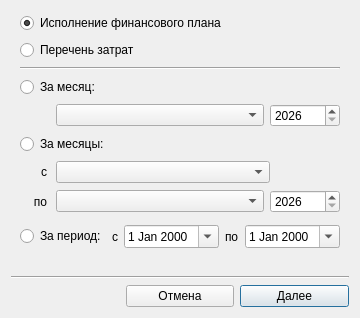
First picture: the form in designer/ui/fulfillmentoptiondialog.ui, repository Aleee/FinanceCalender, before the edit.
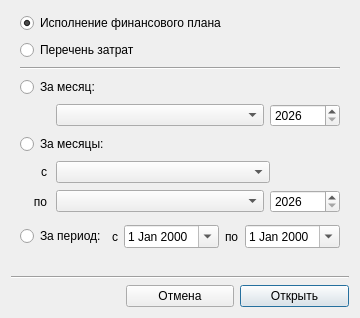
Second picture: the form after the edit. Custom widgets are drawn as their Qt base class.

Patch:
```diff
--- a/designer/ui/fulfillmentoptiondialog.ui
+++ b/designer/ui/fulfillmentoptiondialog.ui
@@ -20,7 +20,7 @@
    <item row="16" column="2">
     <widget class="QPushButton" name="pb_continue">
      <property name="text">
-      <string>Далее</string>
+      <string>Открыть</string>
      </property>
     </widget>
    </item>
```
